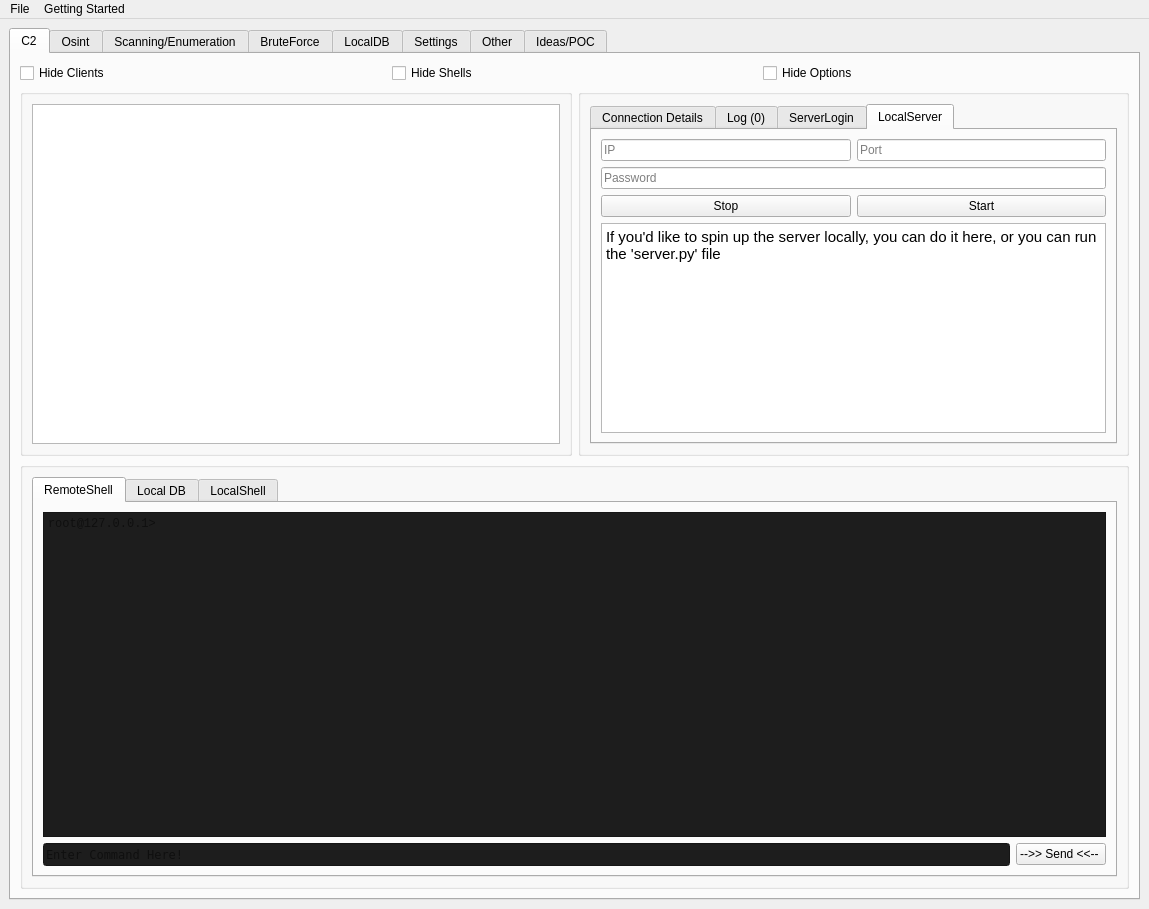
The window that gui.ui (ryanq47/WhisperNet) describes before a commit, drawn with Qt 5.
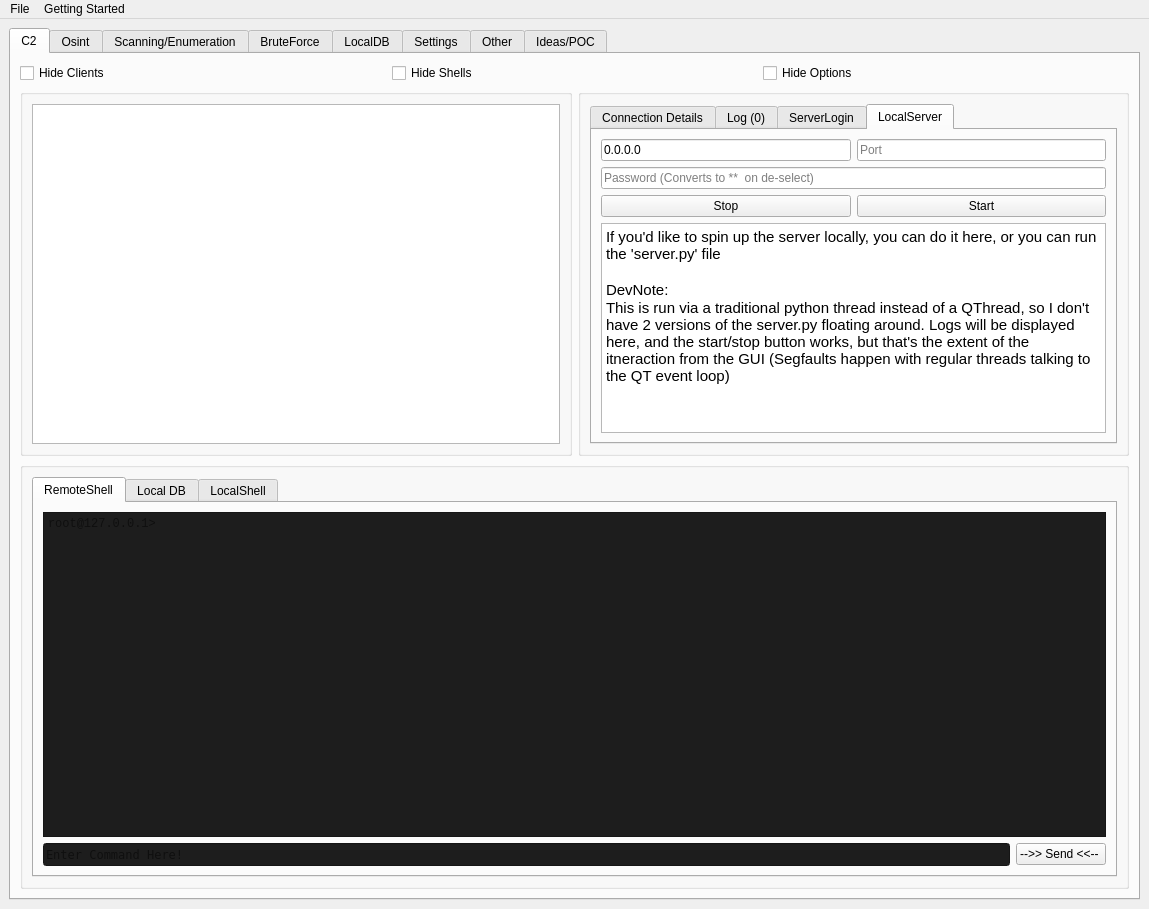
The same window after the commit. The open tabs and pages were chosen to show the change. Icons and pictures are not drawn.

Commit message: updates to server & some good gui stuff

```diff
--- a/gui.ui
+++ b/gui.ui
@@ -243,37 +243,6 @@
                  <string>LocalServer</string>
                 </attribute>
                 <layout class="QGridLayout" name="gridLayout_51">
-                 <item row="0" column="0">
-                  <widget class="QLineEdit" name="c2_server_ip_2">
-                   <property name="text">
-                    <string/>
-                   </property>
-                   <property name="placeholderText">
-                    <string>IP</string>
-                   </property>
-                  </widget>
-                 </item>
-                 <item row="0" column="1">
-                  <widget class="QLineEdit" name="c2_server_port_2">
-                   <property name="placeholderText">
-                    <string>Port</string>
-                   </property>
-                  </widget>
-                 </item>
-                 <item row="1" column="0" colspan="2">
-                  <widget class="QLineEdit" name="c2_server_password_2">
-                   <property name="placeholderText">
-                    <string>Password</string>
-                   </property>
-                  </widget>
-                 </item>
-                 <item row="2" column="0">
-                  <widget class="QPushButton" name="pushButton_6">
-                   <property name="text">
-                    <string>Stop</string>
-                   </property>
-                  </widget>
-                 </item>
                  <item row="2" column="1">
                   <widget class="QPushButton" name="c2_connect_button_2">
                    <property name="text">
@@ -288,7 +257,44 @@
 &lt;html&gt;&lt;head&gt;&lt;meta name=&quot;qrichtext&quot; content=&quot;1&quot; /&gt;&lt;style type=&quot;text/css&quot;&gt;
 p, li { white-space: pre-wrap; }
 &lt;/style&gt;&lt;/head&gt;&lt;body style=&quot; font-family:'Cantarell'; font-size:11pt; font-weight:400; font-style:normal;&quot;&gt;
-&lt;p style=&quot; margin-top:0px; margin-bottom:0px; margin-left:0px; margin-right:0px; -qt-block-indent:0; text-indent:0px;&quot;&gt;If you'd like to spin up the server locally, you can do it here, or you can run the 'server.py' file&lt;/p&gt;&lt;/body&gt;&lt;/html&gt;</string>
+&lt;p style=&quot; margin-top:0px; margin-bottom:0px; margin-left:0px; margin-right:0px; -qt-block-indent:0; text-indent:0px;&quot;&gt;If you'd like to spin up the server locally, you can do it here, or you can run the 'server.py' file&lt;/p&gt;
+&lt;p style=&quot;-qt-paragraph-type:empty; margin-top:0px; margin-bottom:0px; margin-left:0px; margin-right:0px; -qt-block-indent:0; text-indent:0px;&quot;&gt;&lt;br /&gt;&lt;/p&gt;
+&lt;p style=&quot; margin-top:0px; margin-bottom:0px; margin-left:0px; margin-right:0px; -qt-block-indent:0; text-indent:0px;&quot;&gt;DevNote:&lt;/p&gt;
+&lt;p style=&quot; margin-top:0px; margin-bottom:0px; margin-left:0px; margin-right:0px; -qt-block-indent:0; text-indent:0px;&quot;&gt;This is run via a traditional python thread instead of a QThread, so I don't have 2 versions of the server.py floating around. Logs will be displayed here, and the start/stop button works, but that's the extent of the itneraction from the GUI (Segfaults happen with regular threads talking to the QT event loop)&lt;/p&gt;&lt;/body&gt;&lt;/html&gt;</string>
+                   </property>
+                  </widget>
+                 </item>
+                 <item row="1" column="0" colspan="2">
+                  <widget class="QLineEdit" name="c2_server_password_local">
+                   <property name="inputMethodHints">
+                    <set>Qt::ImhSensitiveData</set>
+                   </property>
+                   <property name="placeholderText">
+                    <string>Password (Converts to **  on de-select)</string>
+                   </property>
+                  </widget>
+                 </item>
+                 <item row="0" column="1">
+                  <widget class="QLineEdit" name="c2_server_port_local">
+                   <property name="placeholderText">
+                    <string>Port</string>
+                   </property>
+                  </widget>
+                 </item>
+                 <item row="2" column="0">
+                  <widget class="QPushButton" name="c2_stop_server_local">
+                   <property name="text">
+                    <string>Stop</string>
+                   </property>
+                  </widget>
+                 </item>
+                 <item row="0" column="0">
+                  <widget class="QLineEdit" name="c2_server_ip_local">
+                   <property name="text">
+                    <string>0.0.0.0</string>
+                   </property>
+                   <property name="placeholderText">
+                    <string>IP</string>
                    </property>
                   </widget>
                  </item>
```
Left out of the diff: 66 changed lines with no effect on the pictures. The commit also changes 6 other files.
